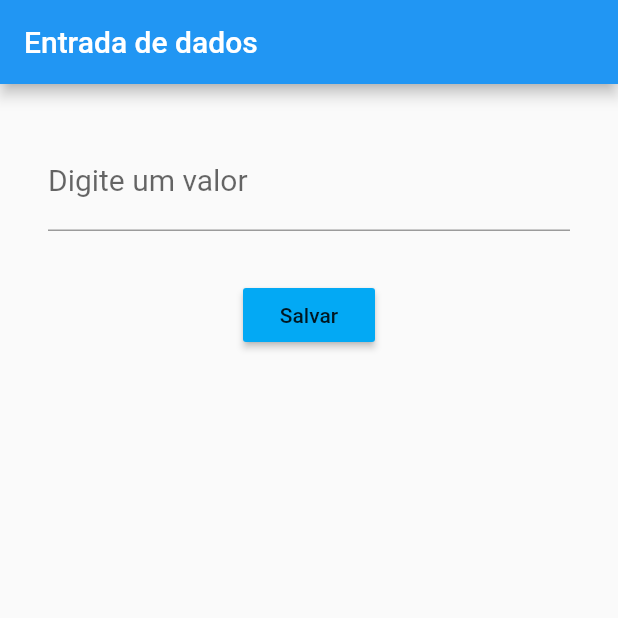
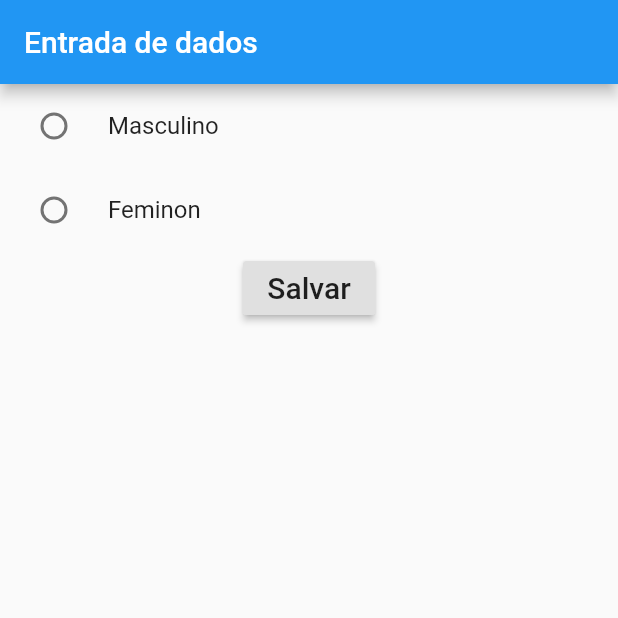
Before and after one commit to Andre-Pavanelli/entrada-dados-flutter, a Flutter app: the screen it shows after launch, on a phone screen of 412 x 824 dp, the top half of it. Run offline on Flutter 3.47's test engine with Material 2 defaults, Android fonts, the phone set to English and light mode, and no system bars.

Commit message:
aprendendo checkbox e radiobutton

```diff
--- /dev/null
+++ b/lib/EntradaRadioButton.dart
@@ -0,0 +1,87 @@
+import 'package:flutter/material.dart';
+
+class EntradaRadioButton extends StatefulWidget {
+  @override
+  _EntradaRadioButtonState createState() => _EntradaRadioButtonState();
+}
+
+class _EntradaRadioButtonState extends State<EntradaRadioButton> {
+
+  String _escolhaUsuario;
+
+  @override
+  Widget build(BuildContext context) {
+    return Scaffold(
+      appBar: AppBar(
+        title: Text("Entrada de dados"),
+      ),
+      body: Container(
+        child: Column(
+          children: <Widget>[
+
+            RadioListTile(
+              title: Text("Masculino"),
+              value: "m",
+              groupValue: _escolhaUsuario,
+              onChanged: (String escolha){
+                setState(() {
+                  _escolhaUsuario = escolha;
+                });
+                //print("Resultado = " + escolha);
+              },
+            ),
+            RadioListTile(
+              title: Text("Feminon"),
+              value: "f",
+              groupValue: _escolhaUsuario,
+              onChanged: (String escolha){
+                setState(() {
+                  _escolhaUsuario = escolha;
+                });
+                //print("Resultado = " + escolha);
+              },
+            ),
+
+            RaisedButton(
+              child: Text(
+                "Salvar",
+                style: TextStyle(
+                  fontSize: 20
+                ),
+              ),
+              onPressed: (){
+                print("Resultado: " + _escolhaUsuario);
+              },
+            )
+
+            /*
+            Text("Masculino"),
+            Radio(
+              value: "m",
+              groupValue: _escolhaUsuario,
+              onChanged: (String escolha){
+                setState(() {
+                  _escolhaUsuario = escolha;
+                });
+                print("Resultado = " + escolha);
+              },
+            ),
+
+            Text("Feminino"),
+            Radio(
+              value: "f",
+              groupValue: _escolhaUsuario,
+              onChanged: (String escolha){
+                setState(() {
+                  _escolhaUsuario = escolha;
+                });
+                print("Resultado =" + escolha);
+              },
+            )*/
+
+          ],
+        ),
+      ),
+    );
+  }
+}
```
Also changed, not shown: lib/EntradaCheckbox.dart (added, +78 -0 lines), lib/main.dart (+8 -4 lines).
